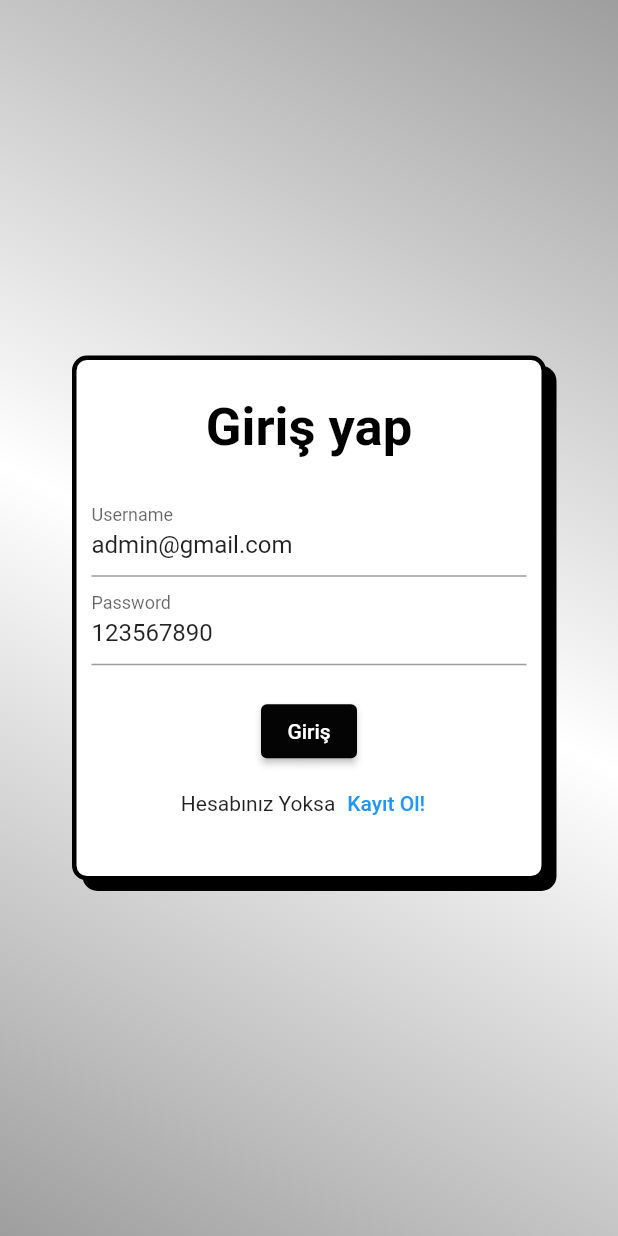
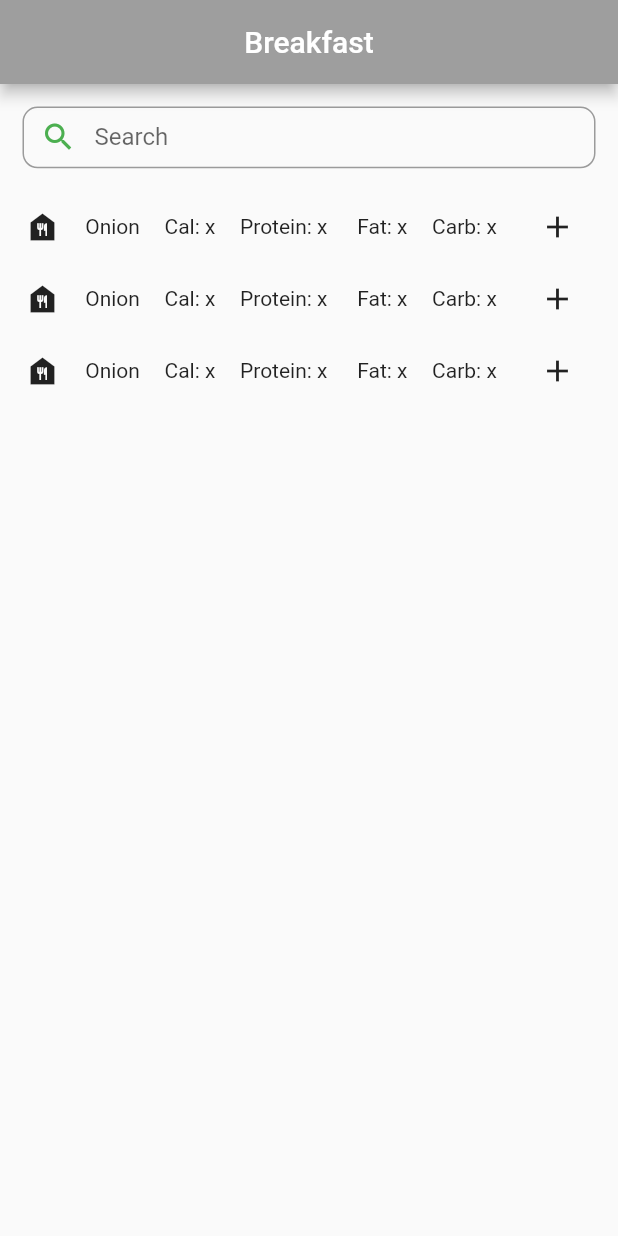
Before and after one commit to ibrahimkonc/calori_tracker, a Flutter app: the screen it shows after launch, on a phone screen of 412 x 824 dp. Run offline on Flutter 3.47's test engine with Material 2 defaults, Android fonts, the light colour scheme and no system bars; our stand-ins replace firebase_auth, firebase_core; accounts and stored records are empty.

Commit message:
add page

```diff
--- a/lib/main.dart
+++ b/lib/main.dart
@@ -1,4 +1,5 @@
 import 'package:calori_tracker/providers/system_provider.dart';
+import 'package:calori_tracker/screens/add.dart';
 import 'package:calori_tracker/screens/home.dart';
 import 'package:calori_tracker/providers/theme_provider.dart';
 import 'package:calori_tracker/screens/login.dart';
@@ -32,7 +33,7 @@ class MyApp extends StatelessWidget {
       theme: currentTheme,
       debugShowCheckedModeBanner: false,
       title: 'Flutter Demo',
-      home: const LoginPage(),
+      home: const AddPage(),
     );
   }
 }
--- /dev/null
+++ b/lib/screens/add.dart
@@ -0,0 +1,59 @@
+import 'package:flutter/material.dart';
+
+class AddPage extends StatefulWidget {
+  const AddPage({super.key});
+
+  @override
+  State<AddPage> createState() => _AddPageState();
+}
+
+class _AddPageState extends State<AddPage> {
+  @override
+  Widget build(BuildContext context) {
+    return Scaffold(
+      appBar: AppBar(
+        centerTitle: true,
+        backgroundColor: Colors.grey,
+        title: Text("Breakfast"),
+      ),
+      body: Column(
+        children: [
+          Padding(
+            padding: const EdgeInsets.all(15.0),
+            child: SizedBox(
+              height: MediaQuery.of(context).size.width * 0.1,
+              child: TextField(
+                decoration: InputDecoration(
+                    prefixIcon: Icon(
+                      Icons.search,
+                      color: Colors.green,
+                    ),
+                    border: OutlineInputBorder(
+                        borderRadius: BorderRadius.circular(10)),
+                    labelText: "Search"),
+              ),
+            ),
+          ),
+          Expanded(
+            child: ListView.builder(
+                itemCount: 3,
+                itemBuilder: (context, index) => Container(
+                      child: Row(
+                        mainAxisAlignment: MainAxisAlignment.spaceEvenly,
+                        children: [
+                          Icon(Icons.food_bank),
+                          Text("Onion"),
+                          Text("Cal: x"),
+                          Text("Protein: x "),
+                          Text("Fat: x"),
+                          Text("Carb: x"),
+                          IconButton(onPressed: () {}, icon: Icon(Icons.add))
+                        ],
+                      ),
+                    )),
+          )
+        ],
+      ),
+    );
+  }
+}
```
